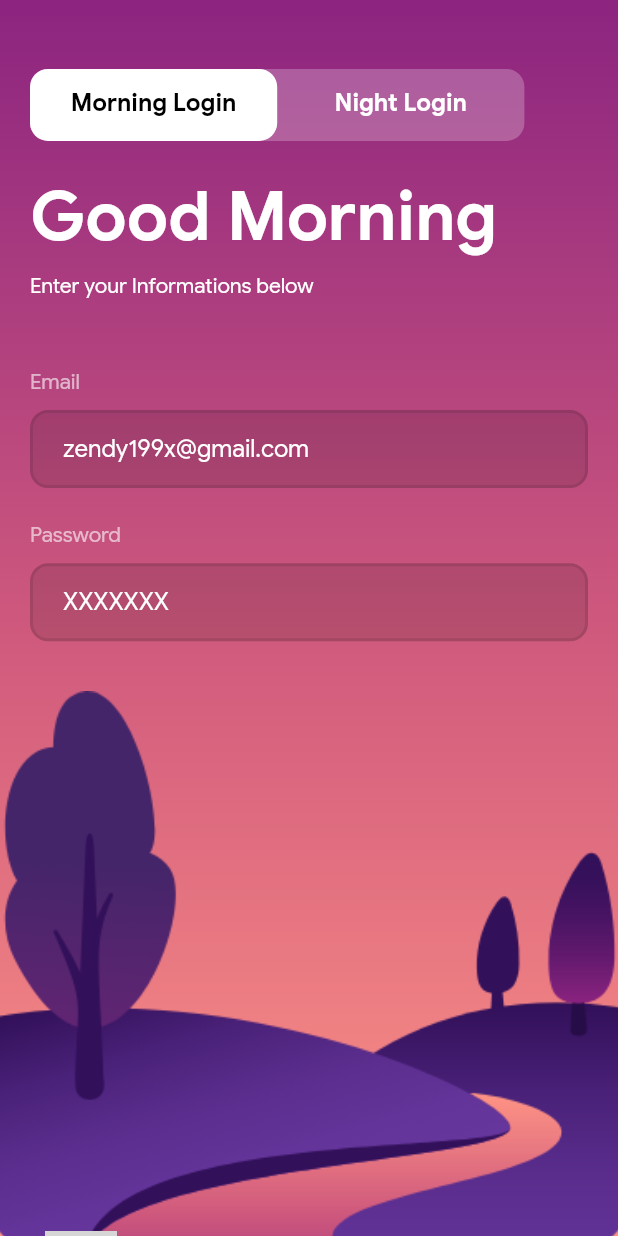
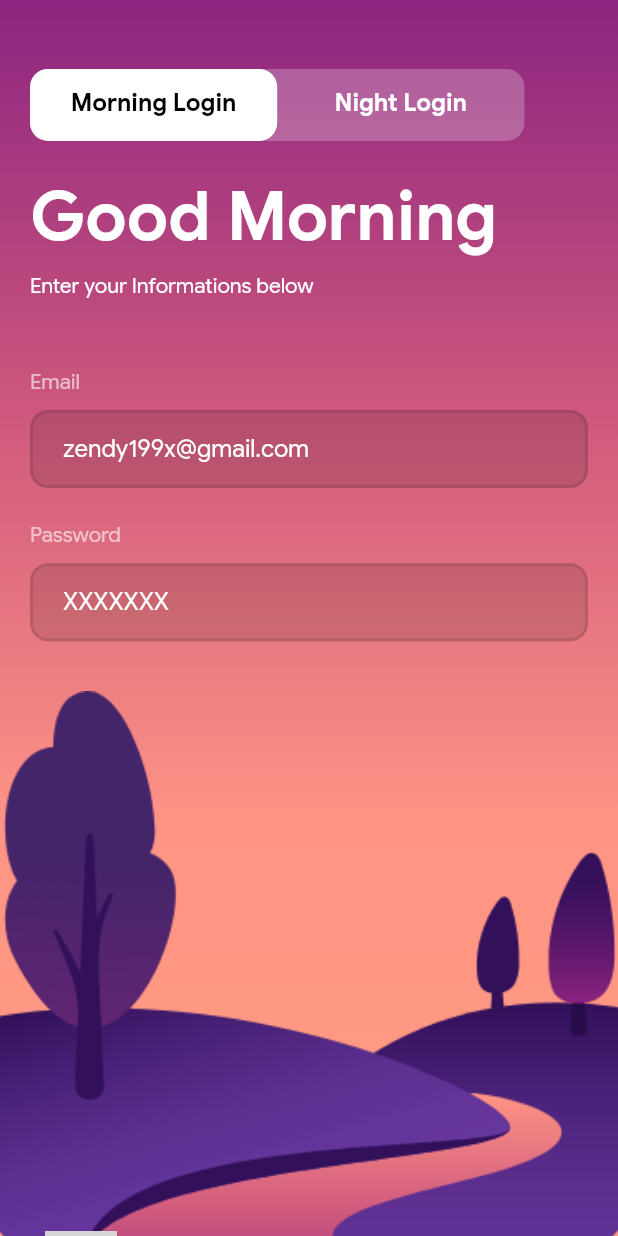
Before and after one commit to zendy199x/Flutter-Day-And-Night-Mood-Animation-App, a Flutter app: the screen it shows after launch, on a phone screen of 412 x 824 dp. Run offline on Flutter 3.47's test engine with Material 2 defaults, Android fonts, the phone set to English and light mode, and no system bars; our stand-ins replace flutter_svg; grey boxes are pictures that could not be loaded.

Commit message:
Day and night mood animation

```diff
--- /dev/null
+++ b/lib/constants.dart
@@ -0,0 +1 @@
+const Duration kDuration = Duration(seconds: 1);
--- a/lib/screens/login/body.dart
+++ b/lib/screens/login/body.dart
@@ -1,3 +1,4 @@
+import 'package:day_night_mood_animation/constants.dart';
 import 'package:day_night_mood_animation/screens/login/land.dart';
 import 'package:day_night_mood_animation/screens/login/rounded_text_field.dart';
 import 'package:day_night_mood_animation/screens/login/tabs.dart';
@@ -13,32 +14,90 @@ class Body extends StatefulWidget {
 }
 
 class _BodyState extends State<Body> {
+  bool _isFullSun = false;
+  bool _isDayMood = true;
+
+  @override
+  void initState() {
+    super.initState();
+    Future.delayed(kDuration, () {
+      // Starting _isFullSun = false but after 1 second we set it true
+      setState(() {
+        _isFullSun = true;
+      });
+    });
+  }
+
+  void changeMood(int activeTab) {
+    if (activeTab == 0) {
+      // Then it's day
+      // Let's make it more better
+      setState(() {
+        _isFullSun = true;
+      });
+      // At first it set _isDayMood to true then after 300 miliseconds set sun our to full
+      Future.delayed(const Duration(milliseconds: 300), () {
+        setState(() {
+          _isDayMood = true;
+        });
+      });
+    } else {
+      setState(() {
+        _isFullSun = false;
+      });
+      // Do the same for Night mood
+      // At first sun goes down then the background changes slowly
+      Future.delayed(const Duration(milliseconds: 300), () {
+        setState(() {
+          _isDayMood = false;
+        });
+      });
+    }
+  }
+
   @override
   Widget build(BuildContext context) {
     List<Color> lightBgColors = [
       const Color(0xFF8C2480),
       const Color(0xFFCE587D),
       const Color(0xFFFF9485),
+      // Also add more light on background
+      if (_isFullSun) const Color(0xFFFF9D80)
     ];
 
-    return Container(
+    // Background color for night
+    List<Color> darkBgColors = [
+      const Color(0xFF0D1441),
+      const Color(0xFF283584),
+      const Color(0xFF376AB2),
+    ];
+
+    return AnimatedContainer(
+      // Now the Background get lighter slowly
+      duration: kDuration,
       width: double.infinity,
       height: SizeConfig.screenHeight,
       decoration: BoxDecoration(
         gradient: LinearGradient(
           begin: Alignment.topCenter,
           end: Alignment.bottomCenter,
-          colors: lightBgColors,
+          colors: _isDayMood ? lightBgColors : darkBgColors,
         ),
       ),
       child: Stack(
         children: [
-          Positioned(
+          // Sun
+          // I want to rise the sun from group
+          AnimatedPositioned(
+            curve: Curves.easeInOut,
+            duration: kDuration,
             left: getProportionateScreenWidth(30),
-            bottom: getProportionateScreenWidth(-45),
+            bottom: getProportionateScreenWidth(_isFullSun ? -45 : -120),
             child: SvgPicture.asset("assets/icons/Sun.svg"),
           ),
+          // Land
           const Land(),
+          // Others, Text, Tabs and Text Field
           Padding(
             padding: const EdgeInsets.symmetric(
               horizontal: 20,
@@ -49,7 +108,9 @@ class _BodyState extends State<Body> {
                 children: [
                   const VerticalSpacing(of: 50),
                   Tabs(
-                    press: (value) {},
+                    press: (value) {
+                      changeMood(value);
+                    },
                   ),
                   const VerticalSpacing(),
                   Text(
```
